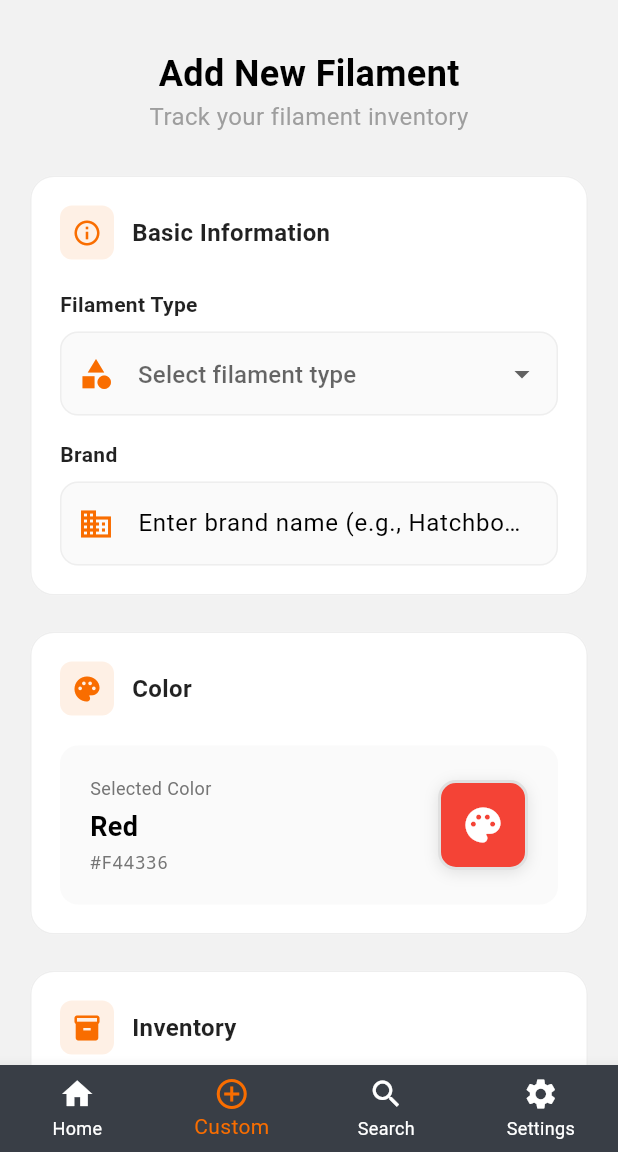
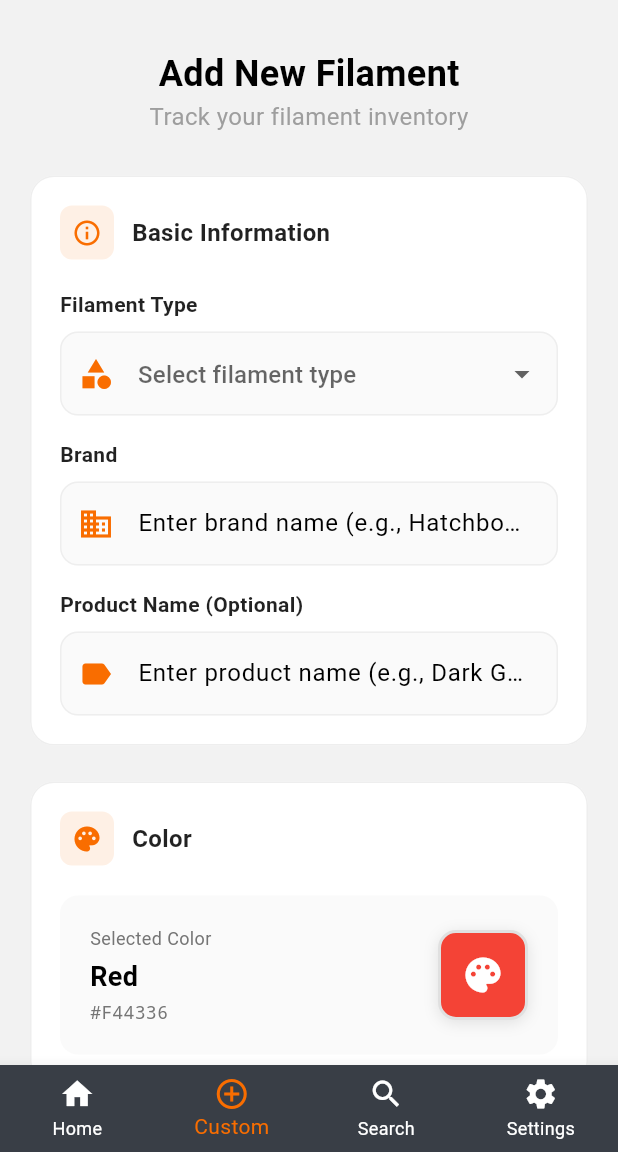
Before and after one commit to RamSabah/threeprint, a Flutter app: the screen it shows after launch, item 2 of the bottom bar chosen, on a phone screen of 412 x 824 dp, the part 84-1236 px from its top. Run offline on Flutter 3.47's test engine with Material 3 defaults, Android fonts, the light colour scheme and no system bars; our stand-ins replace cloud_firestore, firebase_auth, firebase_core, flutter_svg; accounts and stored records are empty.

Commit message:
upload 9

```diff
--- a/lib/models/filament.dart
+++ b/lib/models/filament.dart
@@ -7,6 +7,7 @@ class Filament {
   final String color;
   final int count;
   final String brand;
+  final String? productName;
   final double weight; // in grams
   final double diameter; // in mm
   final int quantity; // number of spools/rolls
@@ -32,6 +33,7 @@ class Filament {
     required this.color,
     required this.count,
     required this.brand,
+    this.productName,
     required this.weight,
     required this.diameter,
     required this.quantity,
@@ -61,6 +63,7 @@ class Filament {
       color: data['color'] ?? '',
       count: data['count'] ?? 0,
       brand: data['brand'] ?? '',
+      productName: data['productName'],
       weight: (data['weight'] ?? 1000.0).toDouble(),
       diameter: (data['diameter'] ?? 1.75).toDouble(),
       quantity: data['quantity'] ?? 1,
@@ -97,6 +100,7 @@ class Filament {
     };
 
     // Add optional fields only if they have values
+    if (productName != null && productName!.isNotEmpty) data['productName'] = productName;
     if (emptySpoolWeight != null) data['emptySpoolWeight'] = emptySpoolWeight;
     if (cost != null) data['cost'] = cost;
     if (storageLocation != null && storageLocation!.isNotEmpty) data['storageLocation'] = storageLocation;
@@ -121,6 +125,7 @@ class Filament {
     String? color,
     int? count,
     String? brand,
+    String? productName,
     double? weight,
     double? diameter,
     int? quantity,
@@ -146,6 +151,7 @@ class Filament {
       color: color ?? this.color,
       count: count ?? this.count,
       brand: brand ?? this.brand,
+      productName: productName ?? this.productName,
       weight: weight ?? this.weight,
       diameter: diameter ?? this.diameter,
       quantity: quantity ?? this.quantity,
--- a/lib/pages/AddFilament.dart
+++ b/lib/pages/AddFilament.dart
@@ -17,6 +17,7 @@ class _AddFilamentPageState extends State<AddFilamentPage> {
   final _formKey = GlobalKey<FormState>();
   final _countController = TextEditingController();
   final _brandController = TextEditingController();
+  final _productNameController = TextEditingController();
   final _weightController = TextEditingController(text: '1000');
   final _diameterController = TextEditingController(text: '1.75');
   final _quantityController = TextEditingController(text: '1');
@@ -73,6 +74,7 @@ class _AddFilamentPageState extends State<AddFilamentPage> {
     _selectedFilamentType = filament.type;
     _countController.text = filament.count.toString();
     _brandController.text = filament.brand;
+    _productNameController.text = filament.productName ?? '';
     _weightController.text = filament.weight.toString();
     _diameterController.text = filament.diameter.toString();
     _quantityController.text = filament.quantity.toString();
@@ -109,6 +111,7 @@ class _AddFilamentPageState extends State<AddFilamentPage> {
   void dispose() {
     _countController.dispose();
     _brandController.dispose();
+    _productNameController.dispose();
     _weightController.dispose();
     _diameterController.dispose();
     _quantityController.dispose();
@@ -161,6 +164,10 @@ class _AddFilamentPageState extends State<AddFilamentPage> {
             color: finalColor,
             count: int.parse(_countController.text),
             brand: _brandController.text,
+            productName: _productNameController.text.isNotEmpty
+                ? _productNameController.text.trim()
+                : null,
+            clearProductName: originalFilament.productName != null && _productNameController.text.isEmpty,
             weight: double.parse(_weightController.text),
             diameter: double.parse(_diameterController.text),
             quantity: int.parse(_quantityController.text),
@@ -230,6 +237,9 @@ class _AddFilamentPageState extends State<AddFilamentPage> {
             color: finalColor,
             count: int.parse(_countController.text),
             brand: _brandController.text,
+            productName: _productNameController.text.isNotEmpty
+                ? _productNameController.text.trim()
+                : null,
             weight: double.parse(_weightController.text),
             diameter: double.parse(_diameterController.text),
             quantity: int.parse(_quantityController.text),
@@ -319,6 +329,7 @@ class _AddFilamentPageState extends State<AddFilamentPage> {
     });
     _countController.clear();
     _brandController.clear();
+    _productNameController.clear();
     _weightController.text = '1000';
     _diameterController.text = '1.75';
     _quantityController.text = '1';
@@ -504,6 +515,37 @@ class _AddFilamentPageState extends State<AddFilamentPage> {
                           contentPadding: const EdgeInsets.symmetric(horizontal: 16, vertical: 16),
                         ),
                         validator: FilamentValidation.validateFilamentBrand,
+                        textCapitalization: TextCapitalization.words,
+                      ),
+                      const SizedBox(height: 16),
+
+                      // Product Name Input Field
+                      const Text(
+                        'Product Name (Optional)',
+                        style: TextStyle(fontSize: 14, fontWeight: FontWeight.w600, color: Colors.black87),
+                      ),
+                      const SizedBox(height: 8),
+                      TextFormField(
+                        controller: _productNameController,
+                        decoration: InputDecoration(
+                          filled: true,
+                          fillColor: Colors.grey.shade50,
+                          border: OutlineInputBorder(
+                            borderRadius: BorderRadius.circular(12),
+                            borderSide: BorderSide.none,
+                          ),
+                          enabledBorder: OutlineInputBorder(
+                            borderRadius: BorderRadius.circular(12),
+                            borderSide: BorderSide(color: Colors.grey.shade200, width: 1),
+                          ),
+                          focusedBorder: OutlineInputBorder(
+                            borderRadius: BorderRadius.circular(12),
+                            borderSide: BorderSide(color: Theme.of(context).colorScheme.secondary, width: 2),
+                          ),
+                          prefixIcon: Icon(Icons.label, color: Theme.of(context).colorScheme.secondary),
+                          hintText: 'Enter product name (e.g., Dark Grey, Silk Gold)',
+                          contentPadding: const EdgeInsets.symmetric(horizontal: 16, vertical: 16),
+                        ),
                         textCapitalization: TextCapitalization.words,
                       ),
                     ],
--- a/lib/pages/UserHome.dart
+++ b/lib/pages/UserHome.dart
@@ -202,6 +202,7 @@ class _UserFilamentDetailPageState extends State<UserFilamentDetailPage> {
             const SizedBox(height: 16),
             _buildInfoRow('Type', widget.filament.type),
             _buildInfoRow('Brand', widget.filament.brand),
+            _buildInfoRow('Product Name', widget.filament.productName ?? 'N/A'),
             _buildInfoRow('Count', '${widget.filament.count} units'),
             Row(
               children: [
```
Also changed, not shown: lib/pages/FilamentDetail.dart (+8 -0 lines), lib/services/filament_service.dart (+29 -0 lines).
